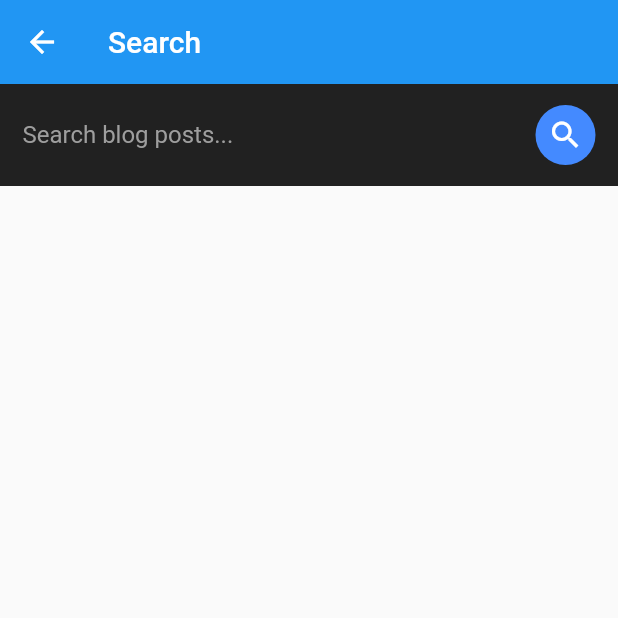
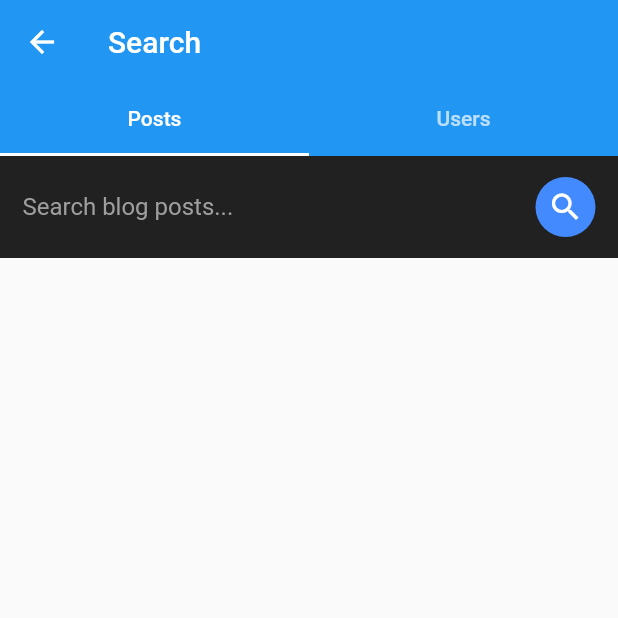
Before and after one commit to ahmedgulabkhan/Atlas, a Flutter app: the SearchPage screen opened directly, on a phone screen of 412 x 824 dp, the top half of it. Run offline on Flutter 3.47's test engine with Material 2 defaults, Android fonts, the phone set to English and light mode, and no system bars; our stand-ins replace cloud_firestore, firebase_auth, flutter_spinkit, shared_preferences; missing offline and left inert: randomizer; accounts and stored records are empty.

Commit message:
search users

```diff
--- a/lib/pages/search_page.dart
+++ b/lib/pages/search_page.dart
@@ -1,6 +1,5 @@
-import 'package:Atlas/services/database_service.dart';
-import 'package:Atlas/widgets/post_tile.dart';
-import 'package:cloud_firestore/cloud_firestore.dart';
+import 'package:Atlas/widgets/search_blogposts.dart';
+import 'package:Atlas/widgets/search_users.dart';
 import 'package:flutter/material.dart';
 
  class SearchPage extends StatefulWidget {
@@ -11,124 +10,25 @@ import 'package:flutter/material.dart';
 
 class _SearchPageState extends State<SearchPage> {
 
-  TextEditingController searchEditingController = new TextEditingController();
-  QuerySnapshot searchResultSnapshot;
-  bool _isLoading = false;
-  bool _hasUserSearched = false;
-
-  _initiateSearch() async {
-    if(searchEditingController.text.isNotEmpty){
-      setState(() {
-        _isLoading = true;
-      });
-      await DatabaseService().searchBlogPostsByName(searchEditingController.text).then((snapshot) {
-        searchResultSnapshot = snapshot;
-        // print(searchResultSnapshot.documents.length);
-        setState(() {
-          _isLoading = false;
-          _hasUserSearched = true;
-        });
-      });
-    }
-  }
-
-  Widget blogPostsList() {
-    return _hasUserSearched ? (searchResultSnapshot.documents.length == 0) ?
-    Padding(
-      padding: const EdgeInsets.fromLTRB(0.0, 30.0, 0.0, 0.0),
-      child: Center(child: Text('No results found...')),
-    )
-    :
-    ListView.builder(
-      shrinkWrap: true,
-      itemCount: searchResultSnapshot.documents.length,
-      itemBuilder: (context, index) {
-        // return ListTile(
-        //   title: Text(
-        //     searchResultSnapshot.documents[index].data["blogPostTitle"], style: TextStyle(fontWeight: FontWeight.bold),
-        //     overflow: TextOverflow.ellipsis,
-        //     maxLines: 1,
-        //   ),
-        //   subtitle: Text(
-        //     searchResultSnapshot.documents[index].data["blogPostContent"], style: TextStyle(fontSize: 13.0),
-        //     overflow: TextOverflow.ellipsis,
-        //     maxLines: 4,
-        //   ),
-        // );
-        return Column(
-          children: <Widget>[
-            PostTile(
-              userId: searchResultSnapshot.documents[index].data["userId"],
-              blogPostId: searchResultSnapshot.documents[index].data['blogPostId'],
-              blogPostTitle: searchResultSnapshot.documents[index].data['blogPostTitle'],
-              blogPostContent: searchResultSnapshot.documents[index].data['blogPostContent'],
-              date: searchResultSnapshot.documents[index].data['date']
-            ),
-            Container(
-              padding: EdgeInsets.symmetric(horizontal: 20.0),
-              child: Divider(height: 0.0)
-            ),
-          ],
-        );
-      }
-    )
-  :
-  Container();
-  }
-
   @override
   Widget build(BuildContext context) {
-     return Scaffold(
+    return DefaultTabController(
+      length: 2,
+      child: Scaffold(
         appBar: AppBar(
+          title: Text('Search'),
           elevation: 0.0,
-        backgroundColor: Theme.of(context).primaryColor,
-        title: Text('Search'),
-      ),
-      body: Container(
-        child: Column(
-          children: [
-            Container(
-              padding: EdgeInsets.symmetric(horizontal: 15.0, vertical: 10.0),
-              color: Colors.black87,
-              child: Row(
-                children: [
-                  Expanded(
-                    child: TextField(
-                      controller: searchEditingController,
-                      style: TextStyle(
-                        color: Colors.white,
-                      ),
-                      decoration: InputDecoration(
-                        hintText: "Search blog posts...",
-                        hintStyle: TextStyle(
-                          color: Colors.grey,
-                          fontSize: 16,
-                        ),
-                        border: InputBorder.none
-                      ),
-                    ),
-                  ),
-                  GestureDetector(
-                    onTap: (){
-                      _initiateSearch();
-                    },
-                    child: Container(
-                      height: 40,
-                        width: 40,
-                        decoration: BoxDecoration(
-                          color: Colors.blueAccent,
-                          borderRadius: BorderRadius.circular(40)
-                        ),
-                        child: Icon(Icons.search, color: Colors.white)
-                    )
-                  )
+          bottom: TabBar(
+            tabs: [
+              Tab(text: "Posts"),
+              Tab(text: "Users")
             ],
           ),
         ),
-            _isLoading ? Padding(
-              padding: const EdgeInsets.fromLTRB(0.0, 30.0, 0.0, 0.0),
-              child: Center(child: CircularProgressIndicator()),
-            ) : blogPostsList()
+        body: TabBarView(
+          children: [
+            SearchBlogPosts(),
+            SearchUsers(),
           ],
         ),
       ),
--- a/lib/widgets/post_tile.dart
+++ b/lib/widgets/post_tile.dart
@@ -30,7 +30,7 @@ class _PostTileState extends State<PostTile> {
 
   @override
   Widget build(BuildContext context) {
-    return GestureDetector(
+    return InkWell(
       onTap: () {
         Navigator.of(context).push(MaterialPageRoute(builder: (context) => BlogPostPage(userId: widget.userId, blogPostId: widget.blogPostId)));
       },
@@ -44,7 +44,7 @@ class _PostTileState extends State<PostTile> {
           ),
           title: Text(
             widget.blogPostTitle,
-            style: TextStyle(fontWeight: FontWeight.bold),
+            style: TextStyle(fontWeight: FontWeight.bold, fontSize: 18.0),
             overflow: TextOverflow.ellipsis,
             maxLines: 1,
           ),
@@ -54,7 +54,7 @@ class _PostTileState extends State<PostTile> {
             overflow: TextOverflow.ellipsis,
             maxLines: 4,
           ),
-          trailing: Text(widget.date, style: TextStyle(color: Colors.grey)),
+          trailing: Text(widget.date, style: TextStyle(color: Colors.grey, fontSize: 12.0)),
         ),
       ),
     );
--- /dev/null
+++ b/lib/widgets/search_blogposts.dart
@@ -0,0 +1,130 @@
+import 'package:Atlas/services/database_service.dart';
+import 'package:Atlas/widgets/post_tile.dart';
+import 'package:cloud_firestore/cloud_firestore.dart';
+import 'package:flutter/material.dart';
+
+ class SearchBlogPosts extends StatefulWidget {
+
+  @override
+  _SearchBlogPostsState createState() => _SearchBlogPostsState();
+}
+
+class _SearchBlogPostsState extends State<SearchBlogPosts> {
+
+  TextEditingController searchEditingController = new TextEditingController();
+  QuerySnapshot searchResultSnapshot;
+  bool _isLoading = false;
+  bool _hasUserSearched = false;
+
+  _initiateSearch() async {
+    if(searchEditingController.text.isNotEmpty){
+      setState(() {
+        _isLoading = true;
+      });
+      await DatabaseService().searchBlogPostsByName(searchEditingController.text).then((snapshot) {
+        searchResultSnapshot = snapshot;
+        // print(searchResultSnapshot.documents.length);
+        setState(() {
+          _isLoading = false;
+          _hasUserSearched = true;
+        });
+      });
+    }
+  }
+
+  Widget blogPostsList() {
+    return _hasUserSearched ? (searchResultSnapshot.documents.length == 0) ?
+    Padding(
+      padding: const EdgeInsets.fromLTRB(0.0, 30.0, 0.0, 0.0),
+      child: Center(child: Text('No results found...')),
+    )
+    :
+    ListView.builder(
+      shrinkWrap: true,
+      itemCount: searchResultSnapshot.documents.length,
+      itemBuilder: (context, index) {
+        // return ListTile(
+        //   title: Text(
+        //     searchResultSnapshot.documents[index].data["blogPostTitle"], style: TextStyle(fontWeight: FontWeight.bold),
+        //     overflow: TextOverflow.ellipsis,
+        //     maxLines: 1,
+        //   ),
+        //   subtitle: Text(
+        //     searchResultSnapshot.documents[index].data["blogPostContent"], style: TextStyle(fontSize: 13.0),
+        //     overflow: TextOverflow.ellipsis,
+        //     maxLines: 4,
+        //   ),
+        // );
+        return Column(
+          children: <Widget>[
+            PostTile(
+              userId: searchResultSnapshot.documents[index].data["userId"],
+              blogPostId: searchResultSnapshot.documents[index].data['blogPostId'],
+              blogPostTitle: searchResultSnapshot.documents[index].data['blogPostTitle'],
+              blogPostContent: searchResultSnapshot.documents[index].data['blogPostContent'],
+              date: searchResultSnapshot.documents[index].data['date']
+            ),
+            Container(
+              padding: EdgeInsets.symmetric(horizontal: 20.0),
+              child: Divider(height: 0.0)
+            ),
+          ],
+        );
+      }
+    )
+  :
+  Container();
+  }
+
+   @override
+   Widget build(BuildContext context) {
+     return Container(
+      child: Column(
+        children: [
+          Container(
+            padding: EdgeInsets.symmetric(horizontal: 15.0, vertical: 10.0),
+            color: Colors.black87,
+            child: Row(
+              children: [
+                Expanded(
+                  child: TextField(
+                    controller: searchEditingController,
+                    style: TextStyle(
+                      color: Colors.white,
+                    ),
+                    decoration: InputDecoration(
+                      hintText: "Search blog posts...",
+                      hintStyle: TextStyle(
+                        color: Colors.grey,
+                        fontSize: 16,
+                      ),
+                      border: InputBorder.none
+                    ),
+                  ),
+                ),
+                GestureDetector(
+                  onTap: (){
+                    _initiateSearch();
+                  },
+                  child: Container(
+                    height: 40,
+                      width: 40,
+                      decoration: BoxDecoration(
+                        color: Colors.blueAccent,
+                        borderRadius: BorderRadius.circular(40)
+                      ),
+                      child: Icon(Icons.search, color: Colors.white)
+                  )
+                )
+              ],
+            ),
+          ),
+          _isLoading ? Padding(
+            padding: const EdgeInsets.fromLTRB(0.0, 30.0, 0.0, 0.0),
+            child: Center(child: CircularProgressIndicator()),
+          ) : blogPostsList()
+        ]
+      ),
+    );
+  }
+}
```
Also changed, not shown: lib/pages/blogpost_page.dart (+21 -1 lines), lib/services/database_service.dart (+11 -0 lines), lib/widgets/search_users.dart (added, +133 -0 lines). Lines whose indentation alone changed are shown as unchanged.
